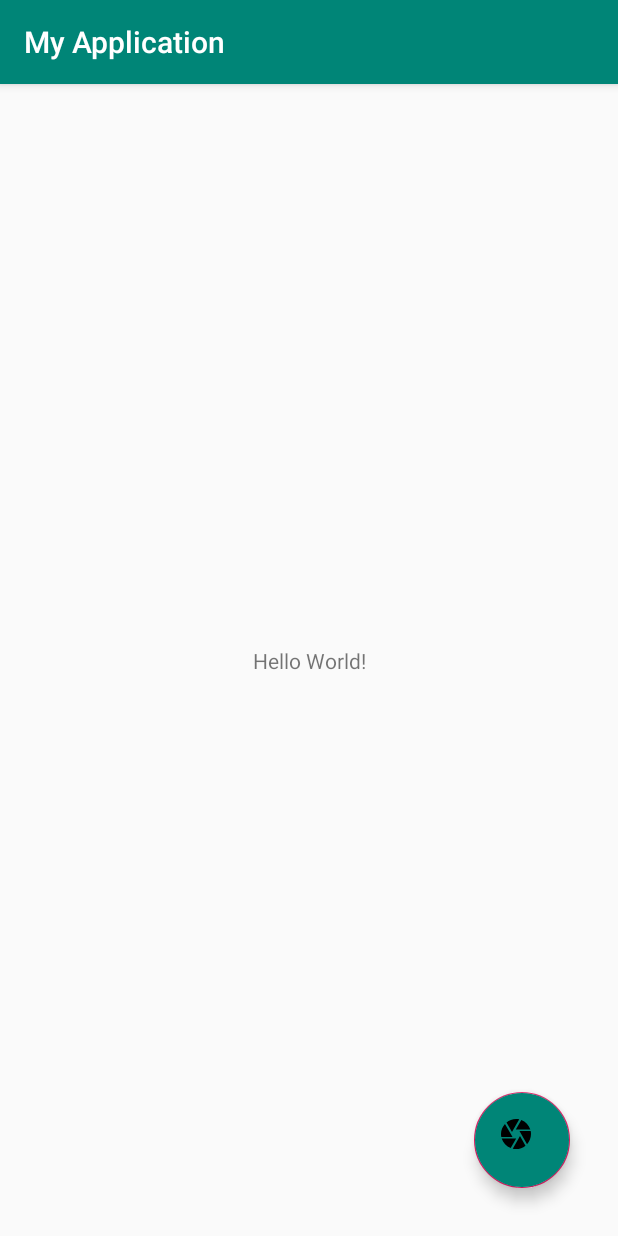
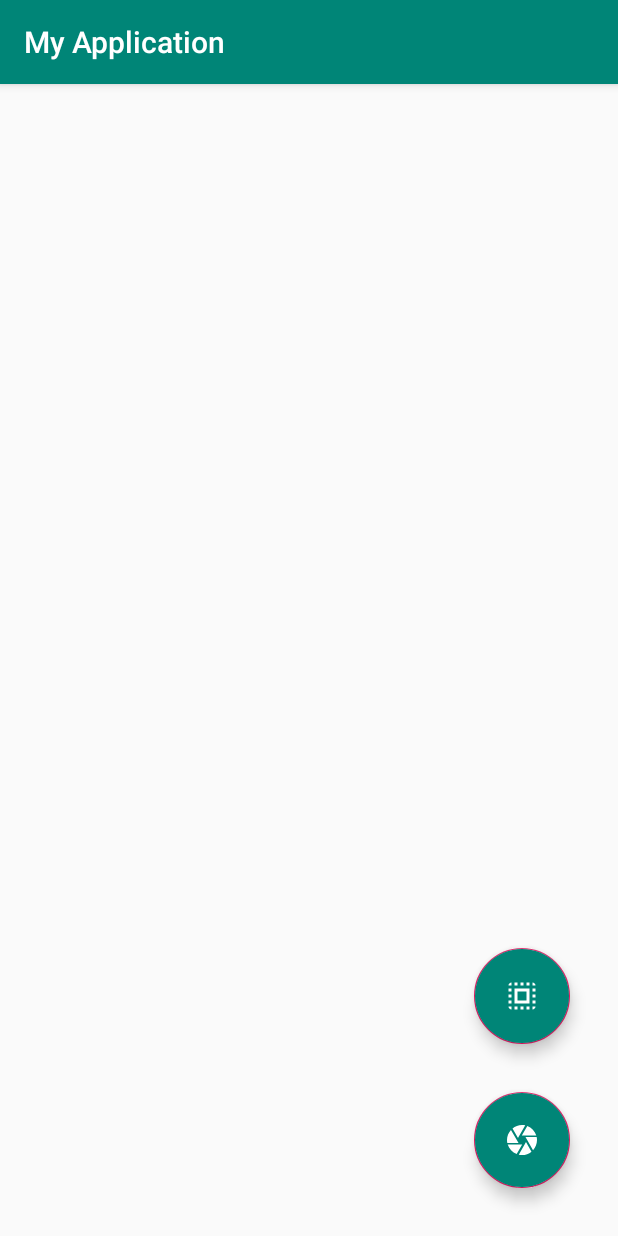
Before and after one commit to rafal-adamek/larp, an Android app: the screen it shows after launch (MainActivity), on a phone screen of 412 x 824 dp. Run offline under Robolectric (Android 15) with nearby library versions, the light colour scheme and no system bars; libraries missing offline, so code that uses them is left out: com.google.firebase.ml.

Commit message:
Qr support

```diff
--- a/app/build.gradle
+++ b/app/build.gradle
@@ -32,7 +32,9 @@ dependencies {
     testImplementation 'junit:junit:4.12'
     androidTestImplementation 'androidx.test:runner:1.2.0'
     androidTestImplementation 'androidx.test.espresso:espresso-core:3.2.0'
-    implementation 'com.google.firebase:firebase-ml-vision:24.0.1'
-    implementation 'com.google.firebase:firebase-ml-vision-image-label-model:19.0.0'
+    implementation 'com.google.firebase:firebase-ml-vision:24.0.3'
+    implementation 'com.google.firebase:firebase-ml-vision-image-label-model:20.0.1'
+    implementation 'com.google.firebase:firebase-ml-vision-barcode-model:16.1.1'
+
     implementation 'com.google.android.gms:play-services-location:17.0.0'
 }
--- /dev/null
+++ b/app/src/main/java/com/up/larp/qr/QrAnalyzer.java
@@ -0,0 +1,4 @@
+package com.up.larp.qr;
+
+public class QrAnalyzer implements ImageAnalysis.Analyzer {
+}
--- a/app/src/main/res/drawable/ic_camera.xml
+++ b/app/src/main/res/drawable/ic_camera.xml
@@ -4,6 +4,6 @@
         android:viewportWidth="24.0"
         android:viewportHeight="24.0">
     <path
-        android:fillColor="#FF000000"
+        android:fillColor="#FFFFFFFF"
         android:pathData="M9.4,10.5l4.77,-8.26C13.47,2.09 12.75,2 12,2c-2.4,0 -4.6,0.85 -6.32,2.25l3.66,6.35 0.06,-0.1zM21.54,9c-0.92,-2.92 -3.15,-5.26 -6,-6.34L11.88,9h9.66zM21.8,10h-7.49l0.29,0.5 4.76,8.25C21,16.97 22,14.61 22,12c0,-0.69 -0.07,-1.35 -0.2,-2zM8.54,12l-3.9,-6.75C3.01,7.03 2,9.39 2,12c0,0.69 0.07,1.35 0.2,2h7.49l-1.15,-2zM2.46,15c0.92,2.92 3.15,5.26 6,6.34L12.12,15L2.46,15zM13.73,15l-3.9,6.76c0.7,0.15 1.42,0.24 2.17,0.24 2.4,0 4.6,-0.85 6.32,-2.25l-3.66,-6.35 -0.93,1.6z"/>
 </vector>
--- /dev/null
+++ b/app/src/main/res/drawable/ic_qr.xml
@@ -0,0 +1,9 @@
+<vector xmlns:android="http://schemas.android.com/apk/res/android"
+        android:width="24dp"
+        android:height="24dp"
+        android:viewportWidth="24.0"
+        android:viewportHeight="24.0">
+    <path
+        android:fillColor="#FFFFFFFF"
+        android:pathData="M3,5h2L5,3c-1.1,0 -2,0.9 -2,2zM3,13h2v-2L3,11v2zM7,21h2v-2L7,19v2zM3,9h2L5,7L3,7v2zM13,3h-2v2h2L13,3zM19,3v2h2c0,-1.1 -0.9,-2 -2,-2zM5,21v-2L3,19c0,1.1 0.9,2 2,2zM3,17h2v-2L3,15v2zM9,3L7,3v2h2L9,3zM11,21h2v-2h-2v2zM19,13h2v-2h-2v2zM19,21c1.1,0 2,-0.9 2,-2h-2v2zM19,9h2L21,7h-2v2zM19,17h2v-2h-2v2zM15,21h2v-2h-2v2zM15,5h2L17,3h-2v2zM7,17h10L17,7L7,7v10zM9,9h6v6L9,15L9,9z"/>
+</vector>
--- a/app/src/main/res/layout/activity_main.xml
+++ b/app/src/main/res/layout/activity_main.xml
@@ -7,36 +7,40 @@
         android:layout_height="match_parent"
         tools:context=".MainActivity">
 
-    <TextView
-            android:layout_width="wrap_content"
-            android:layout_height="wrap_content"
-            android:text="Hello World!"
-            app:layout_constraintBottom_toBottomOf="parent"
-            app:layout_constraintLeft_toLeftOf="parent"
+    <com.google.android.material.floatingactionbutton.FloatingActionButton
+            android:id="@+id/fabQr"
+            android:layout_width="64dp"
+            android:layout_height="64dp"
+            android:layout_marginRight="32dp"
+            android:layout_marginBottom="32dp"
+            android:backgroundTint="@color/colorPrimary"
+            android:src="@drawable/ic_qr"
+            app:fabCustomSize="64dp"
+            app:layout_constraintBottom_toTopOf="@id/fabCamera"
             app:layout_constraintRight_toRightOf="parent"
-            app:layout_constraintTop_toTopOf="parent"/>
+            tools:ignore="RtlHardcoded"/>
 
     <com.google.android.material.floatingactionbutton.FloatingActionButton
-            android:id="@+id/fab"
+            android:id="@+id/fabCamera"
             android:layout_width="64dp"
             android:layout_height="64dp"
             android:layout_marginRight="32dp"
             android:layout_marginBottom="32dp"
             android:backgroundTint="@color/colorPrimary"
             android:src="@drawable/ic_camera"
+            app:fabCustomSize="64dp"
             app:layout_constraintBottom_toBottomOf="parent"
             app:layout_constraintRight_toRightOf="parent"
-            />
+            tools:ignore="RtlHardcoded"/>
 
-    <LinearLayout
-        xmlns:android="http://schemas.android.com/apk/res/android"
-        android:layout_width="match_parent"
-        android:layout_height="match_parent">
-        <ImageView
+    <ImageView
+            app:layout_constraintLeft_toLeftOf="parent"
+            app:layout_constraintTop_toTopOf="parent"
+            app:layout_constraintBottom_toBottomOf="parent"
+            app:layout_constraintRight_toRightOf="parent"
             android:layout_width="250dp"
             android:layout_height="250dp"
             android:id="@+id/img"
-            />
-    </LinearLayout>
+            tools:ignore="ContentDescription"/>
 
 </androidx.constraintlayout.widget.ConstraintLayout>
--- a/build.gradle
+++ b/build.gradle
@@ -7,7 +7,7 @@ buildscript {
 
     }
     dependencies {
-        classpath 'com.android.tools.build:gradle:3.5.0'
+        classpath 'com.android.tools.build:gradle:3.5.3'
         classpath 'com.google.gms:google-services:4.3.3'  // Google Services plugin
         // NOTE: Do not place your application dependencies here; they belong
         // in the individual module build.gradle files
```
Also changed, not shown: app/src/main/java/com/up/larp/MainActivity.java (+34 -27 lines), app/src/main/java/com/up/larp/qr/QrScanner.java (added, +65 -0 lines).
